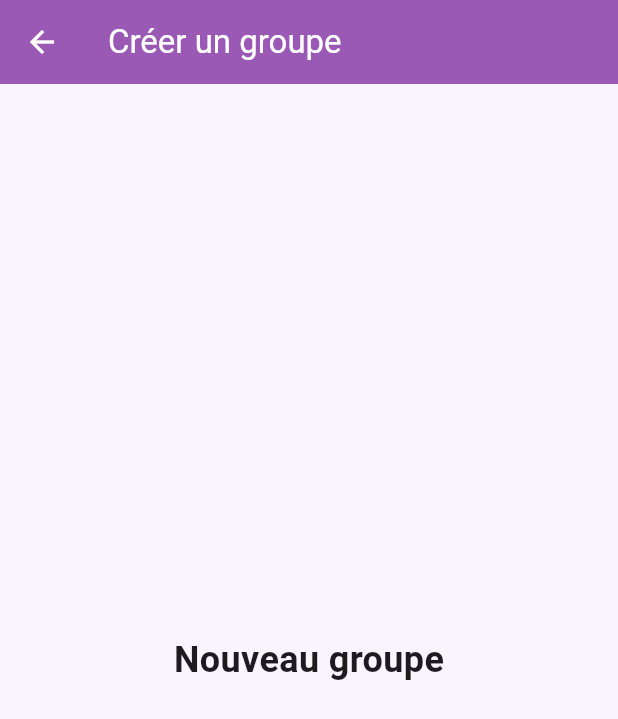
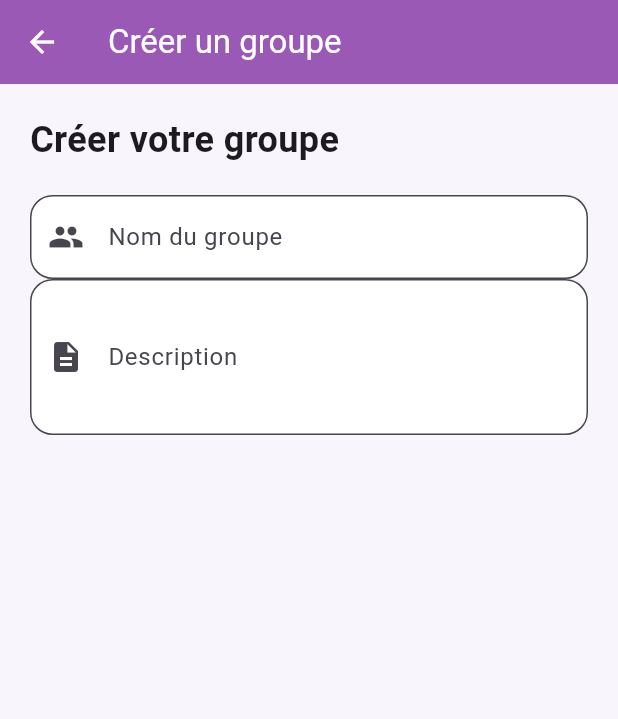
Before and after one commit to azzaalouane42-jpg/depenses_partagees, a Flutter app: the CreateGroupScreen screen opened directly, on a phone screen of 412 x 824 dp. Shown: the top 719 px of the screen. Run offline on Flutter 3.47's test engine with Material 3 defaults, Android fonts, the phone set to English and light mode, and no system bars.

Commit message:
create_group_screen.dart

```diff
--- a/lib/screens/create_group_screen.dart
+++ b/lib/screens/create_group_screen.dart
@@ -23,10 +23,46 @@ class _CreateGroupScreenState extends State<CreateGroupScreen>{
         foregroundColor: Colors.white,
       ),
       //contenu principale
-      body: const Center(
-        child: Text('Nouveau groupe',
-        style: TextStyle(fontSize: 24,fontWeight: FontWeight.bold,),
+      body: Padding(
+        padding: const EdgeInsets.all(20),
+        child: Column(
+          crossAxisAlignment: CrossAxisAlignment.start,
+          children: [
+            //titre de la page
+            const Text('Créer votre groupe',
+          style: TextStyle(
+            fontSize: 24,fontWeight: FontWeight.bold,),
+          ),
+            const SizedBox(height: 20),
+
+            //champ pour saisir le nom du groupe
+            TextFormField(
+              decoration: InputDecoration(
+                labelText: "Nom du groupe",
+                hintText: 'Exemple: Voyage, Colocation...',
+                prefixIcon: const Icon(Icons.group),
+                border: OutlineInputBorder(borderRadius: BorderRadius.circular(15),),
+                  filled: true,
+                  fillColor: Colors.white,
+              ),
+            ),
+            //champ pour décrire le groupe
+            TextFormField(
+              maxLines: 3,
+              decoration: InputDecoration(
+                labelText: "Description",
+                hintText: 'Décrire votre groupe..',
+                prefixIcon: const Icon(Icons.description),
+                border: OutlineInputBorder(borderRadius: BorderRadius.circular(15),),
+                filled: true,
+                fillColor: Colors.white,
+              ),
+              ),
+            const SizedBox(height: 20),
+
+          ],
         ),
+
       ),
     );
   }
```
